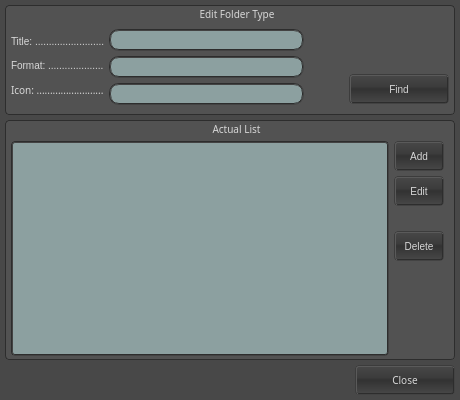
Above: ui/EditFolderType.ui from skhaz/neutron3d before the change. Below: the same form after it.
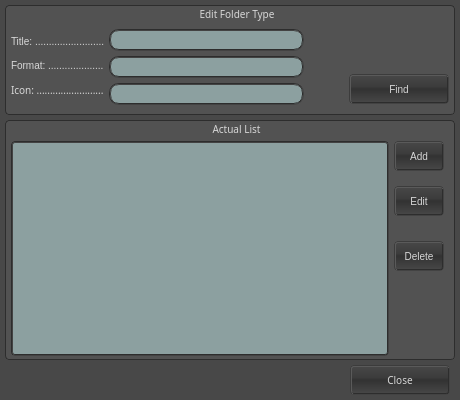
That is the form after the change. Icons and pictures are not drawn.

Patch:
```diff
--- a/ui/EditFolderType.ui
+++ b/ui/EditFolderType.ui
@@ -733,6 +733,22 @@
             </property>
            </widget>
           </item>
+          <item>
+           <spacer name="verticalSpacer_3" >
+            <property name="orientation" >
+             <enum>Qt::Vertical</enum>
+            </property>
+            <property name="sizeType" >
+             <enum>QSizePolicy::Fixed</enum>
+            </property>
+            <property name="sizeHint" stdset="0" >
+             <size>
+              <width>20</width>
+              <height>10</height>
+             </size>
+            </property>
+           </spacer>
+          </item>
           <item>
            <widget class="QPushButton" name="bt_edit" >
             <property name="sizePolicy" >
@@ -854,6 +870,22 @@
      </property>
     </widget>
    </item>
+   <item row="2" column="2" >
+    <spacer name="horizontalSpacer_3" >
+     <property name="orientation" >
+      <enum>Qt::Horizontal</enum>
+     </property>
+     <property name="sizeType" >
+      <enum>QSizePolicy::Fixed</enum>
+     </property>
+     <property name="sizeHint" stdset="0" >
+      <size>
+       <width>5</width>
+       <height>20</height>
+      </size>
+     </property>
+    </spacer>
+   </item>
   </layout>
  </widget>
  <tabstops>
```
